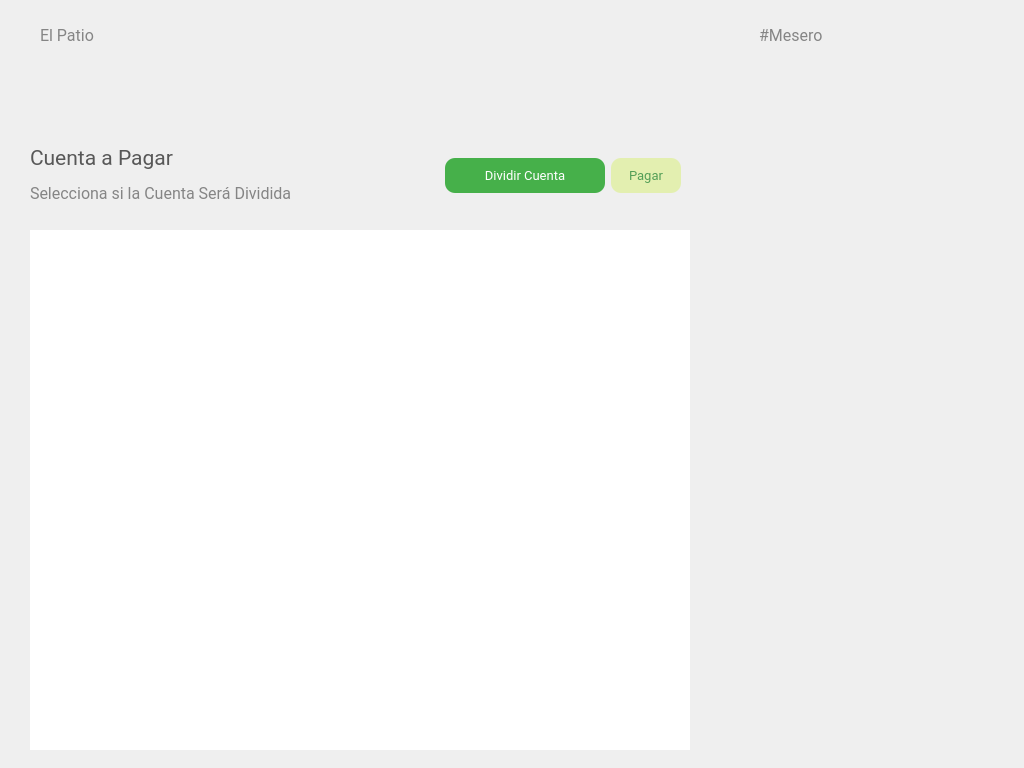
Old version of the form El-Patio/dividircuenta.ui in the repository MrDanielG/IHC-ElPatio.
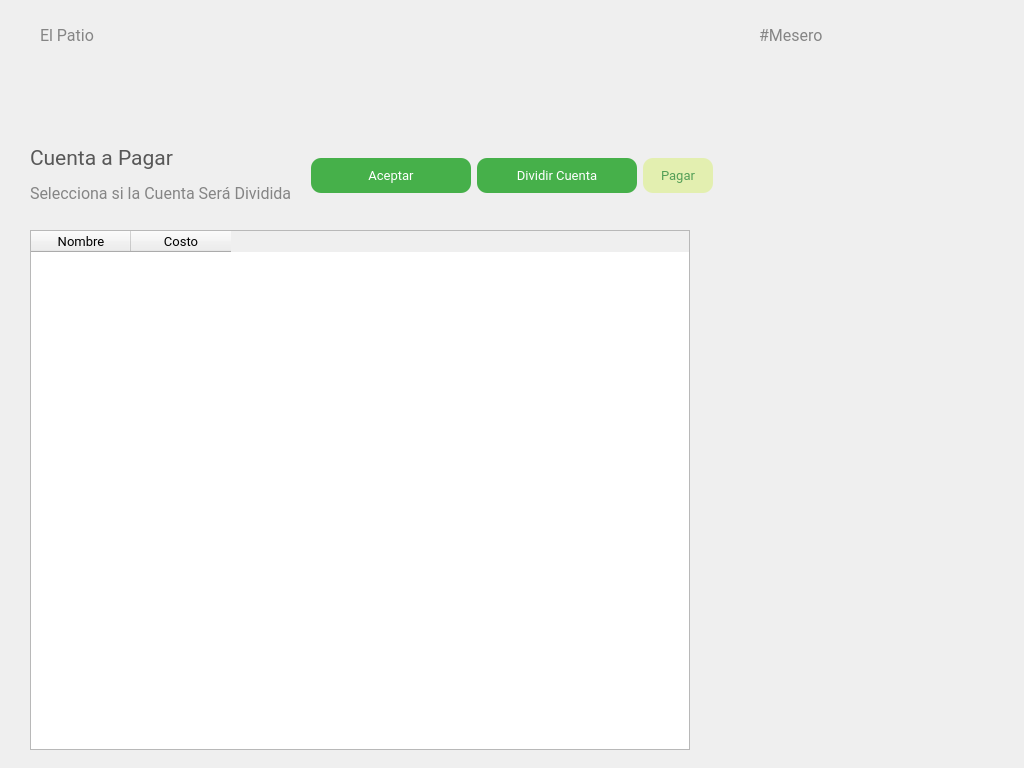
New version of the form.

Commit message: Dividir-cuenta

The edit to the form file:
```diff
--- a/El-Patio/dividircuenta.ui
+++ b/El-Patio/dividircuenta.ui
@@ -13,52 +13,6 @@
   <property name="windowTitle">
    <string>Form</string>
   </property>
-  <widget class="QTableView" name="tablaCuenta">
-   <property name="geometry">
-    <rect>
-     <x>30</x>
-     <y>230</y>
-     <width>660</width>
-     <height>520</height>
-    </rect>
-   </property>
-   <property name="font">
-    <font>
-     <family>Roboto</family>
-     <pointsize>10</pointsize>
-    </font>
-   </property>
-   <property name="styleSheet">
-    <string notr="true">*{
-border:none;
-selection-background-color: #46B04A;
-}</string>
-   </property>
-   <property name="horizontalScrollBarPolicy">
-    <enum>Qt::ScrollBarAsNeeded</enum>
-   </property>
-   <property name="editTriggers">
-    <set>QAbstractItemView::NoEditTriggers</set>
-   </property>
-   <property name="alternatingRowColors">
-    <bool>true</bool>
-   </property>
-   <property name="selectionMode">
-    <enum>QAbstractItemView::SingleSelection</enum>
-   </property>
-   <property name="selectionBehavior">
-    <enum>QAbstractItemView::SelectRows</enum>
-   </property>
-   <property name="textElideMode">
-    <enum>Qt::ElideLeft</enum>
-   </property>
-   <property name="showGrid">
-    <bool>false</bool>
-   </property>
-   <property name="sortingEnabled">
-    <bool>true</bool>
-   </property>
-  </widget>
   <widget class="QWidget" name="layoutWidget_2">
    <property name="geometry">
     <rect>
@@ -169,7 +123,7 @@
     <rect>
      <x>30</x>
      <y>140</y>
-     <width>651</width>
+     <width>683</width>
      <height>71</height>
     </rect>
    </property>
@@ -230,6 +184,49 @@
         </property>
        </spacer>
       </item>
+      <item>
+       <widget class="QPushButton" name="btnAceptar">
+        <property name="minimumSize">
+         <size>
+          <width>160</width>
+          <height>35</height>
+         </size>
+        </property>
+        <property name="maximumSize">
+         <size>
+          <width>100</width>
+          <height>16777215</height>
+         </size>
+        </property>
+        <property name="font">
+         <font>
+          <family>Roboto</family>
+          <pointsize>10</pointsize>
+         </font>
+        </property>
+        <property name="cursor">
+         <cursorShape>PointingHandCursor</cursorShape>
+        </property>
+        <property name="styleSheet">
+         <string notr="true">*{
+	color: white;
+	border-radius: 10px;
+	background-color: #46B04A;
+	border: none;
+	padding: 5px;
+}
+
+:hover{
+	background-color: white;
+	border: 1px solid #46B04A;
+	color: #46B04A;
+}</string>
+        </property>
+        <property name="text">
+         <string>Aceptar</string>
+        </property>
+       </widget>
+      </item>
       <item>
        <widget class="QPushButton" name="btnDividir">
         <property name="minimumSize">
@@ -320,6 +317,49 @@
     </item>
    </layout>
   </widget>
+  <widget class="QTableWidget" name="tablaCuenta">
+   <property name="geometry">
+    <rect>
+     <x>30</x>
+     <y>230</y>
+     <width>660</width>
+     <height>520</height>
+    </rect>
+   </property>
+   <property name="font">
+    <font>
+     <family>Roboto</family>
+     <pointsize>10</pointsize>
+     <weight>50</weight>
+     <bold>false</bold>
+    </font>
+   </property>
+   <property name="editTriggers">
+    <set>QAbstractItemView::NoEditTriggers</set>
+   </property>
+   <property name="dragDropMode">
+    <enum>QAbstractItemView::DragDrop</enum>
+   </property>
+   <property name="defaultDropAction">
+    <enum>Qt::MoveAction</enum>
+   </property>
+   <property name="selectionMode">
+    <enum>QAbstractItemView::SingleSelection</enum>
+   </property>
+   <property name="selectionBehavior">
+    <enum>QAbstractItemView::SelectRows</enum>
+   </property>
+   <column>
+    <property name="text">
+     <string>Nombre</string>
+    </property>
+   </column>
+   <column>
+    <property name="text">
+     <string>Costo</string>
+    </property>
+   </column>
+  </widget>
  </widget>
  <resources/>
  <connections/>
```
The commit also changes 4 other files.
